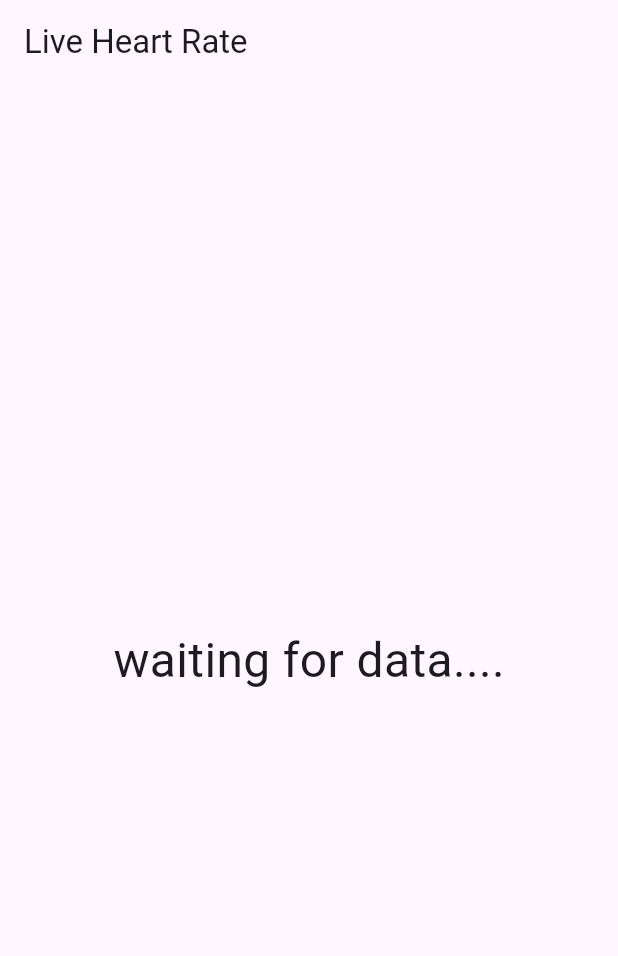
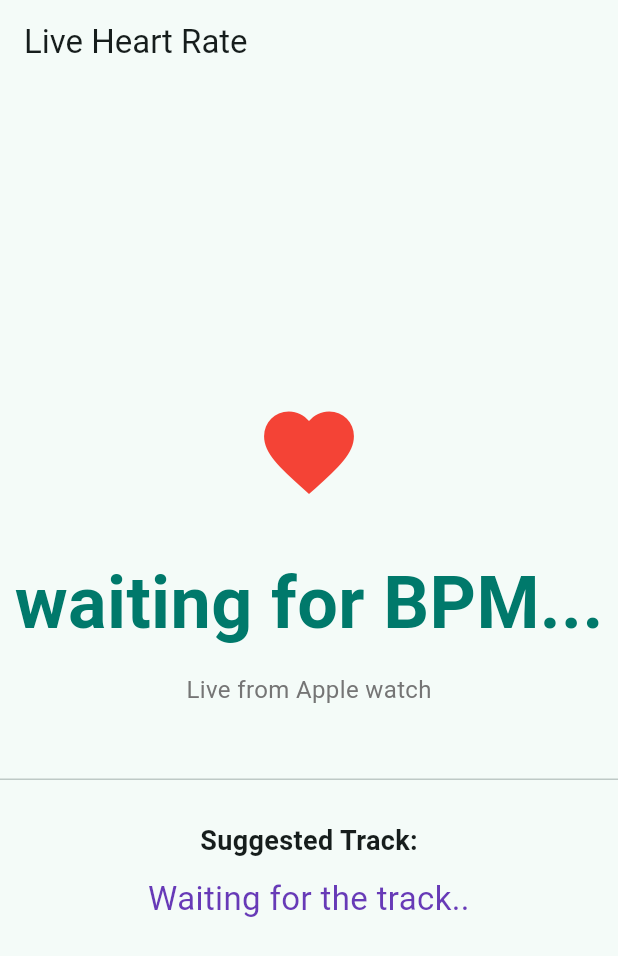
Before and after one commit to mounakrishna-r/heartbeats, a Flutter app: the screen it shows after launch, on a phone screen of 412 x 824 dp. Shown: the top 956 px of the screen. Run offline on Flutter 3.47's test engine with Material 3 defaults, Android fonts, the phone set to English and light mode, and no system bars; drawn by our look-alikes of flutter_animate; missing offline and left inert: health.

Commit message:
past 20 minutes heartrate streaming to app.

```diff
--- a/lib/main.dart
+++ b/lib/main.dart
@@ -1,7 +1,23 @@
 import 'package:flutter/material.dart';
-import 'package:health/health.dart';
+import 'dart:async';
+import 'package:flutter_animate/flutter_animate.dart';
+import 'package:heartbeats/services/heartRateService.dart';
 
-void main() => runApp( MaterialApp( home: HeartRateStream()));
+void main() => runApp(const HeartbeatsApp());
+
+class HeartbeatsApp extends StatelessWidget{
+  const HeartbeatsApp({super.key});
+
+  @override
+  Widget build(BuildContext context){
+    return MaterialApp(
+      title: 'Heartbeats',
+      debugShowCheckedModeBanner: true,
+      theme: ThemeData(colorSchemeSeed: Colors.teal, useMaterial3: true),
+      home: const HeartRateStream(),
+    );
+  }
+}
 
 class HeartRateStream extends StatefulWidget{
 
@@ -12,51 +28,87 @@ class HeartRateStream extends StatefulWidget{
 }
 
 class _HeartRateStreamState extends State<HeartRateStream>{
-  final HealthFactory _health = HealthFactory();
+  final HeartRateService _service = HeartRateService();
   int? _bpm;
-  bool _authorized = false;
-
-  Future<void> fetchBPM() async{
-    final types = [HealthDataType.HEART_RATE];
-    final now = DateTime.now();
-    final past = now.subtract(Duration(minutes: 2));
-
-    _authorized = await _health.requestAuthorization(types);
-
-    if(_authorized){
-      final data = await _health.getHealthDataFromTypes(past, now, types);
-      if(data.isNotEmpty){
-        final latest = data.last;
-        setState(() {
-          _bpm = (latest.value as NumericHealthValue).numericValue.round();});
-      }
-    } else{
-      print('X not authorized');
-    }
-  }
+  String _suggestedTrack = 'Waiting for the track..';
+  late final Timer _pollingTimer;
 
   @override
-  void initState(){
+  void initState() {
     super.initState();
-    fetchBPM();
-    Future.delayed(Duration.zero, () async{
-      while(mounted) {
-        await fetchBPM();
-        await Future.delayed(Duration(seconds: 10));
+    _pollingTimer = Timer.periodic(const Duration(seconds: 10), (_) async {
+      final bpm = await _service.fetchLatestBPM();
+      if (bpm != null) {
+        setState(() {
+          _bpm = bpm;
+          _suggestedTrack = _service.pickTrackFromBPM(bpm);
+        });
       }
     });
   }
 
   @override
+  void dispose() {
+    _pollingTimer.cancel();
+    super.dispose();
+  }
+
+  @override
   Widget build(BuildContext context){
+    final bpmText = _bpm != null ? '$_bpm BPM' : 'waiting for BPM...';
+
     return Scaffold(
-      appBar: AppBar(title: const Text("Live Heart Rate")),
+      appBar: AppBar(title: const Text('Live Heart Rate')),
       body: Center(
-        child: Text(
-          _bpm !=null ? 'BPM: $_bpm' : 'waiting for data....',
-          style: TextStyle(fontSize: 32),
+        child: Column(
+          mainAxisAlignment: MainAxisAlignment.center,
+          children: [
+            Icon(Icons.favorite, color: Colors.red, size: 72)
+                .animate(onPlay: (controller) => controller.repeat())
+                .scaleXY(duration: 600.ms, begin: 1, end: 1.2)
+                .then()
+                .scaleXY(duration: 600.ms, begin: 1.2, end: 1),
+            const SizedBox(height: 30),
+
+            Text(
+              bpmText,
+              style: TextStyle(
+                fontSize: 48,
+                fontWeight: FontWeight.bold,
+                color: Colors.teal.shade700,
+              ),
+            ),
+
+            const SizedBox(height: 12),
+
+            Text(
+              'Live from Apple watch',
+              style: TextStyle(
+                fontSize: 16,
+                color: Colors.grey[600]),
+            ),
+
+              const SizedBox(height: 40),
+
+              const Divider(thickness: 1),
+
+              const SizedBox(height: 20),
+
+              Text(
+                'Suggested Track:',
+                style: TextStyle(fontSize: 18, fontWeight: FontWeight.w600),
+              ),
+
+              const SizedBox(height: 10),
+
+              Text(
+                _suggestedTrack,
+                style: const TextStyle(fontSize: 22, color: Colors.deepPurple),
+                textAlign: TextAlign.center,
+              ),
+          ],
         ),
-      )
+      ),
     );
   }
 }
--- /dev/null
+++ b/lib/services/heartRateService.dart
@@ -0,0 +1,38 @@
+import 'package:flutter/cupertino.dart';
+import 'package:health/health.dart';
+
+class HeartRateService {
+  final HealthFactory _health = HealthFactory();
+
+  /// Pulls the latest heart rate reading from HealthKit (iOS).
+  Future<int?> fetchLatestBPM() async {
+    final types = [HealthDataType.HEART_RATE];
+    final now = DateTime.now();
+    final past = now.subtract(const Duration(minutes: 20));
+
+    final authorized = await _health.requestAuthorization(types);
+    if (!authorized) {
+      debugPrint('❌ HealthKit access not authorized.');
+      return null;
+    }
+
+    final data = await _health.getHealthDataFromTypes(past, now, types);
+    if (data.isEmpty) {
+      print('❌ No heart rate data found.');
+      return null;
+    }
+
+    final latest = data.last;
+    return (latest.value as NumericHealthValue).numericValue.round();
+  }
+
+  /// Suggests a song/genre for the given heart rate.
+  String pickTrackFromBPM(int bpm) {
+    if (bpm < 70) return 'Lo-fi Chill – unwind ✨';
+    if (bpm < 90) return 'Indie Grooves – smooth flow 🌊';
+    if (bpm < 110) return 'Dance Pop – move your vibe 🎶';
+    if (bpm < 130) return 'EDM Pulse – let it lift 🔥';
+    return 'Hard Beats – unleash beast mode ⚡️';
+  }
+
+}
--- a/pubspec.yaml
+++ b/pubspec.yaml
@@ -28,6 +28,7 @@ environment:
 # the latest version available on pub.dev. To see which dependencies have newer
 # versions available, run `flutter pub outdated`.
 dependencies:
+  flutter_animate: ^4.1.3
   flutter:
     sdk: flutter
   health: ^9.0.0 #apple health kit and google fit wrapper:
```
Also changed, not shown: pubspec.lock.
